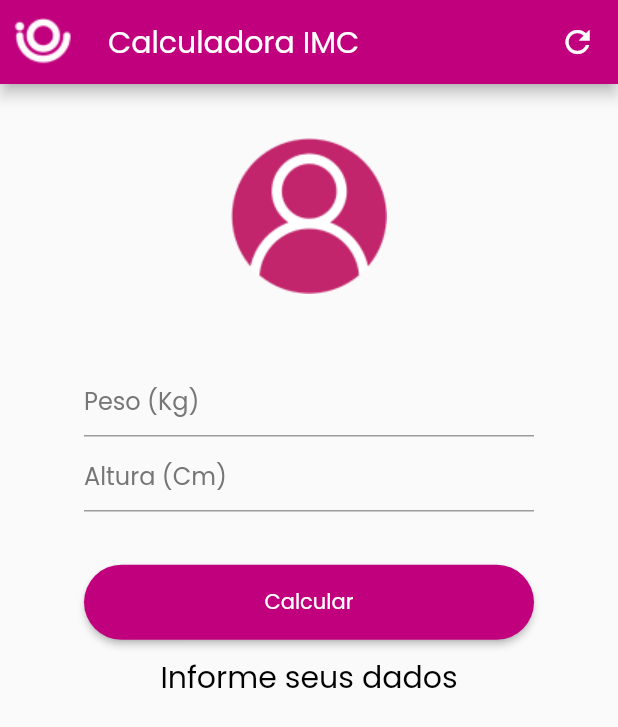
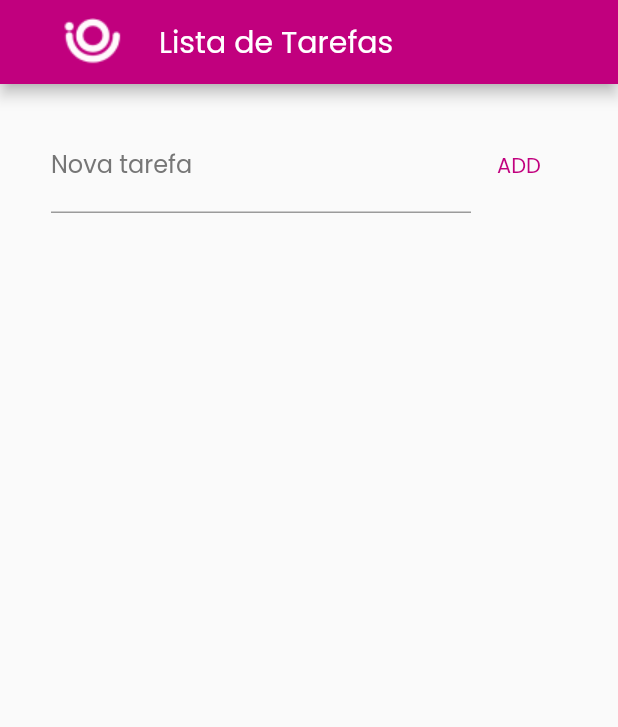
Before and after one commit to PedroDCS/calculadora_imc_desafio_ioasys, a Flutter app: the screen it shows after launch, after a tap on "Entrar", on a phone screen of 412 x 824 dp. Shown: the top 727 px of the screen. Run offline on Flutter 3.47's test engine with Material 2 defaults, Android fonts, the phone set to English and light mode, and no system bars.

Commit message:
todo list

```diff
--- a/lib/main.dart
+++ b/lib/main.dart
@@ -1,4 +1,5 @@
 import 'package:calculadora_imc_aula3/pages/pagina_calculadora/calculator_page.dart';
+import 'package:calculadora_imc_aula3/pages/pagina_lista_tarefas/lista_tarefas.dart';
 import 'package:calculadora_imc_aula3/pages/pagina_login/login_page.dart';
 import 'package:flutter/material.dart';
 
@@ -19,14 +20,22 @@ class MyApp extends StatelessWidget {
       theme: ThemeData(
           fontFamily: "Poppins",
           primaryColor: const Color(0xFFC1007E),
+          colorScheme: ColorScheme.fromSwatch().copyWith(
+            primary: const Color(0xFFC1007E),
+            secondary: const Color(0xFF9E9E9E),
+          ),
+          toggleableActiveColor: const Color(0xFFC1007E),
+          iconTheme: const IconThemeData(color: Color(0xFFC1007E)),
+          listTileTheme: const ListTileThemeData(iconColor: Color(0xFFC1007E)),
           primaryColorLight: Colors.white,
           buttonColor: Colors.black,
           primaryColorDark: Colors.black,
-          hintColor: Color(0xFF767676)),
+          hintColor: const Color(0xFF767676)),
       initialRoute: "/",
       routes: {
         '/': (context) => const LoginPage(),
-        '/calculadora': (context) => const CalculadoraIMC()
+        '/calculadora': (context) => const CalculadoraIMC(),
+        '/listatarefas': (context) => const ListaTarefas()
       },
     );
   }
--- /dev/null
+++ b/lib/pages/pagina_lista_tarefas/controller/todo_controller.dart
@@ -0,0 +1,23 @@
+import 'package:flutter/material.dart';
+import '../models/todoTaskModel.dart';
+
+class ToDoControler {
+  List<TaskModel> listToDo = [];
+  TextEditingController textControler = TextEditingController();
+
+  void addTodo() {
+    if (textControler.text.isNotEmpty) {
+      var newTask = TaskModel(desc: textControler.text);
+      listToDo.add(newTask);
+      textControler.clear();
+    }
+  }
+
+  void updateStatusTask(int index, bool? value) {
+    listToDo[index].completed = value ?? false;
+  }
+
+  void onRemovedTaskFromList(int index) {
+    listToDo.removeAt(index);
+  }
+}
--- /dev/null
+++ b/lib/pages/pagina_lista_tarefas/lista_tarefas.dart
@@ -0,0 +1,62 @@
+import 'package:calculadora_imc_aula3/pages/pagina_lista_tarefas/widgets/list_task_widget.dart';
+import 'package:flutter/material.dart';
+
+import 'controller/todo_controller.dart';
+import 'widgets/input_add_widget.dart';
+
+class ListaTarefas extends StatefulWidget {
+  const ListaTarefas({Key? key}) : super(key: key);
+
+  @override
+  _ListaTarefasState createState() => _ListaTarefasState();
+}
+
+class _ListaTarefasState extends State<ListaTarefas> {
+  var controller = ToDoControler();
+
+  @override
+  Widget build(BuildContext context) {
+    return Scaffold(
+      appBar: AppBar(
+        title: Row(
+          children: [
+            Padding(
+              padding: EdgeInsets.symmetric(horizontal: 25),
+              child: Image.asset('assets/images/logo_home.png'),
+            ),
+            Text("Lista de Tarefas")
+          ],
+        ),
+      ),
+      body: Column(
+        children: [
+          Padding(
+            padding: const EdgeInsets.fromLTRB(34, 24, 34, 45),
+            child: InputAddWidget(
+              textControler: controller.textControler,
+              onpress: () {
+                setState(() {
+                  controller.addTodo();
+                });
+              },
+              labeltext: 'Nova tarefa',
+              textbutton: 'ADD',
+            ),
+          ),
+          Expanded(
+              child: ListTaskWidget(
+            listToDo: controller.listToDo,
+            onchanged: (value, index) => setState(() {
+              controller.updateStatusTask(index, value);
+            }),
+            onremoved: (index) {
+              setState(() {
+                controller.onRemovedTaskFromList(index);
+              });
+            },
+          ))
+        ],
+      ),
+    );
+  }
+}
--- /dev/null
+++ b/lib/pages/pagina_lista_tarefas/models/todoTaskModel.dart
@@ -0,0 +1,5 @@
+class TaskModel {
+  bool completed;
+  String desc;
+  TaskModel({this.completed = false, required this.desc});
+}
--- /dev/null
+++ b/lib/pages/pagina_lista_tarefas/widgets/input_add_widget.dart
@@ -0,0 +1,30 @@
+import 'package:flutter/material.dart';
+
+class InputAddWidget extends StatelessWidget {
+  const InputAddWidget({
+    Key? key,
+    required this.textControler,
+    required this.onpress,
+    required this.labeltext,
+    required this.textbutton,
+  }) : super(key: key);
+
+  final TextEditingController textControler;
+  final Function() onpress;
+  final String labeltext;
+  final String textbutton;
+
+  @override
+  Widget build(BuildContext context) {
+    return Row(
+      children: [
+        Expanded(
+            child: TextField(
+          controller: textControler,
+          decoration: InputDecoration(labelText: labeltext),
+        )),
+        TextButton(onPressed: onpress, child: Text(textbutton))
+      ],
+    );
+  }
+}
--- /dev/null
+++ b/lib/pages/pagina_lista_tarefas/widgets/list_task_widget.dart
@@ -0,0 +1,30 @@
+import 'package:flutter/material.dart';
+
+import 'task_item_widget.dart';
+
+class ListTaskWidget extends StatelessWidget {
+  final List listToDo;
+  final Function(bool?, int) onchanged;
+  final Function(int) onremoved;
+
+  const ListTaskWidget(
+      {Key? key,
+      required this.listToDo,
+      required this.onchanged,
+      required this.onremoved})
+      : super(key: key);
+  @override
+  Widget build(BuildContext context) {
+    return ListView.builder(
+        itemCount: listToDo.length,
+        itemBuilder: (_, index) {
+          var task = listToDo[index];
+          return TaskItemWidget(
+            title: task.desc,
+            completed: task.completed,
+            onChanged: (v) => onchanged(v, index),
+            onDismiss: (direction) => onremoved(index),
+          );
+        });
+  }
+}
--- a/lib/pages/pagina_login/login_page.dart
+++ b/lib/pages/pagina_login/login_page.dart
@@ -53,7 +53,7 @@ class _LoginPageState extends State<LoginPage> {
                   textobotao: "Entrar",
                   corbotao: Theme.of(context).buttonColor,
                   onPressed: () {
-                    Navigator.pushReplacementNamed(context, "/calculadora");
+                    Navigator.pushReplacementNamed(context, "/listatarefas");
                   },
                 ),
                 const SizedBox(
--- a/pubspec.yaml
+++ b/pubspec.yaml
@@ -46,6 +46,8 @@ dev_dependencies:
   # rules and activating additional ones.
   flutter_lints: ^1.0.0
 
+  dio: ^4.0.4
+
 # For information on the generic Dart part of this file, see the
 # following page: https://dart.dev/tools/pub/pubspec
 
```
Also changed, not shown: lib/pages/pagina_lista_tarefas/widgets/task_item_widget.dart (added, +44 -0 lines).
